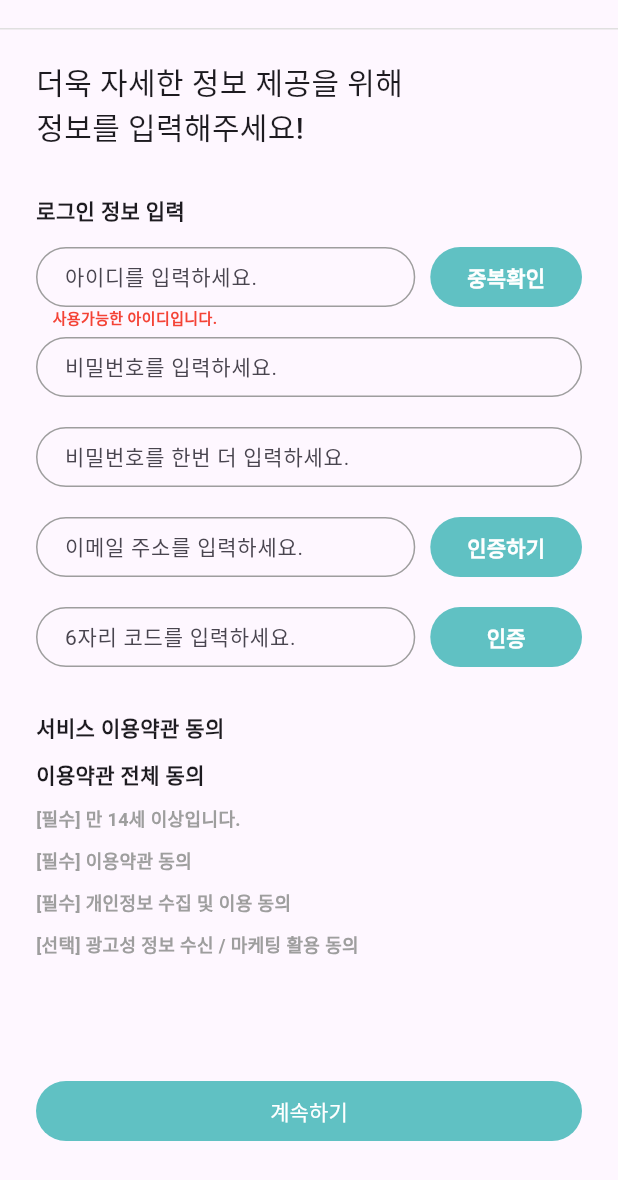
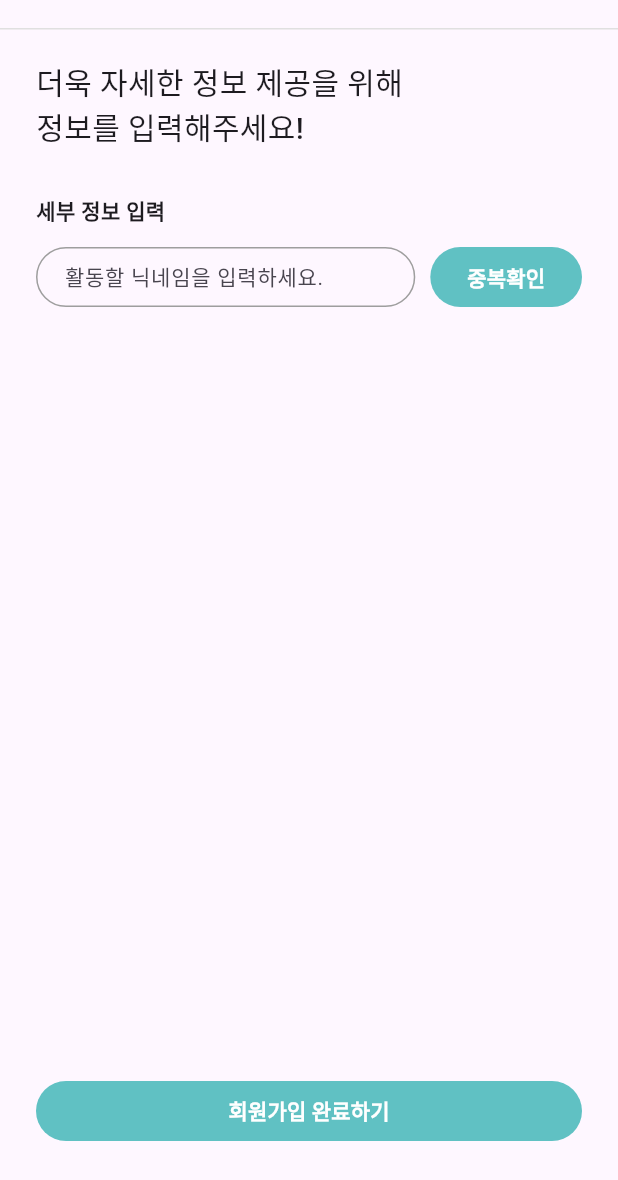
Before and after one commit to team-HHHH/Front, a Flutter app: the RegisterScreen screen opened directly, after a tap on "중복확인", after a tap on "인증하기", after a tap on "계속하기", on a phone screen of 412 x 824 dp, the part 56-1236 px from its top. Run offline on Flutter 3.47's test engine with Material 3 defaults, Android fonts, the phone set to English and light mode, and no system bars.

Commit message:
회원가입 상세정보 페이지

```diff
--- /dev/null
+++ b/lib/Screens/register_detail_screen.dart
@@ -0,0 +1,251 @@
+import 'package:flutter/material.dart';
+//import 'package:http/http.dart' as http;
+
+class RegisterDetailScreen extends StatefulWidget {
+  const RegisterDetailScreen({super.key});
+
+  @override
+  State<RegisterDetailScreen> createState() => _RegisterDetailScreenState();
+}
+
+class _RegisterDetailScreenState extends State<RegisterDetailScreen> {
+  String _enteredNickName = "";
+  bool? _validNickName;
+
+  void _handleNickNameCheck() async {
+    // final url = Uri.parse("users/check/nickname");
+    // final response = await http.post(
+    //   url,
+    //   headers: {
+    //     'Content-Type': 'application/json',
+    //   },
+    //   body: jsonEncode(
+    //     <String, String>{
+    //       "nickname": _enteredNickName,
+    //     },
+    //   ),
+    // );
+    // if (response.statusCode == 200) {
+    //   final Map<String, dynamic> responseData = jsonDecode(response.body);
+
+    //   // result 객체 추출
+    //   final Map<String, dynamic> result = responseData['result'];
+    //   final int resultCode = result['resultCode'];
+    //   final String resultMessage = result['resultMessage'];
+
+    //   // body 객체 추출
+    //   final Map<String, dynamic> body = responseData['body'];
+
+    //   final headers = response.headers;
+    //   final accessToken = headers["Authorization"];
+    //   final refreshToken = headers["refresh"];
+    // }
+
+    _validNickName = true;
+  }
+
+  // 회원가입 완료하기 버튼 터치 시
+  void _handleRegister() async {
+    //if (_validNickName == null || !_validNickName!) return;
+    // final url = Uri.parse("user/register-detailed");
+    // final response = await http.post(
+    //   url,
+    //   headers: {
+    //     'Content-Type': 'application/json',
+    //   },
+    //   body: jsonEncode(
+    //     <String, String>{
+    //       "nickname": _enteredNickName,
+    //       "address": "",
+    //       "profileImg": "",
+    //     },
+    //   ),
+    // );
+    // if (response.statusCode == 200) {
+    //   final Map<String, dynamic> responseData = jsonDecode(response.body);
+
+    //   // result 객체 추출
+    //   final Map<String, dynamic> result = responseData['result'];
+    //   final int resultCode = result['resultCode'];
+    //   final String resultMessage = result['resultMessage'];
+
+    //   // body 객체 추출
+    //   final Map<String, dynamic> body = responseData['body'];
+
+    //   final headers = response.headers;
+    //   final accessToken = headers["Authorization"];
+    //   final refreshToken = headers["refresh"];
+    // }
+
+    Navigator.of(context).popUntil((route) => route.isFirst);
+  }
+
+  @override
+  Widget build(BuildContext context) {
+    return Scaffold(
+      floatingActionButtonLocation: FloatingActionButtonLocation.centerFloat,
+      floatingActionButton: Padding(
+        padding: const EdgeInsets.symmetric(horizontal: 24, vertical: 10),
+        child: SizedBox(
+          width: double.infinity,
+          height: 40,
+          child: TextButton(
+            onPressed: () {
+              //_formKey.currentState!.save();
+              // 아이디, 비밀번호 형식 검사 로직 추가 해야함.
+              _handleRegister();
+            },
+            style: TextButton.styleFrom(
+              splashFactory: NoSplash.splashFactory,
+              backgroundColor: Theme.of(context).primaryColor,
+            ),
+            child: const Text(
+              "회원가입 완료하기",
+              style: TextStyle(
+                color: Colors.white,
+                fontWeight: FontWeight.bold,
+              ),
+            ),
+          ),
+        ),
+      ),
+      appBar: AppBar(
+        centerTitle: true,
+        bottom: PreferredSize(
+          preferredSize: const Size.fromHeight(1.0), // 구분선의 두께
+          child: Divider(
+            thickness: 1.0,
+            height: 1.0,
+            color: Colors.grey.shade300, // 구분선 색상
+          ),
+        ),
+        title: const Text(
+          "회원가입",
+          style: TextStyle(
+            fontSize: 14,
+            fontWeight: FontWeight.bold,
+          ),
+        ),
+      ),
+      body: SafeArea(
+        child: Padding(
+          padding: const EdgeInsets.fromLTRB(24, 20, 24, 0),
+          child: Column(
+            crossAxisAlignment: CrossAxisAlignment.start,
+            children: [
+              const Column(
+                crossAxisAlignment: CrossAxisAlignment.start,
+                children: [
+                  Text(
+                    "더욱 자세한 정보 제공을 위해",
+                    textAlign: TextAlign.left,
+                    style: TextStyle(
+                      fontWeight: FontWeight.w500,
+                      fontSize: 20,
+                    ),
+                  ),
+                  Text(
+                    "정보를 입력해주세요!",
+                    textAlign: TextAlign.left,
+                    style: TextStyle(
+                      fontWeight: FontWeight.w500,
+                      fontSize: 20,
+                    ),
+                  ),
+                ],
+              ),
+              const SizedBox(height: 30),
+              const Text(
+                "세부 정보 입력",
+                style: TextStyle(
+                  fontWeight: FontWeight.bold,
+                  fontSize: 14,
+                ),
+              ),
+              const SizedBox(height: 14),
+              Row(
+                children: [
+                  Expanded(
+                    flex: 5,
+                    child: SizedBox(
+                      height: 40,
+                      child: TextField(
+                        style: const TextStyle(
+                          color: Colors.black,
+                          fontSize: 14,
+                        ),
+                        onChanged: (value) {
+                          _enteredNickName = value;
+                          setState(() {});
+                        },
+                        decoration: InputDecoration(
+                          hintText: "활동할 닉네임을 입력하세요.",
+                          contentPadding:
+                              const EdgeInsets.fromLTRB(15, 0, 0, 5),
+                          border: OutlineInputBorder(
+                            borderRadius: BorderRadius.circular(25),
+                            borderSide: const BorderSide(
+                                color: Colors.grey), // 비활성화 상태의 테두리 색상
+                          ),
+                          enabledBorder: OutlineInputBorder(
+                              borderRadius: BorderRadius.circular(25),
+                              borderSide: const BorderSide(
+                                  color: Colors.grey) // 활성화 상태의 테두리 색상
+                              ),
+                          focusedBorder: OutlineInputBorder(
+                            borderRadius: BorderRadius.circular(25),
+                            borderSide: BorderSide(
+                              color: Theme.of(context).primaryColor,
+                              width: 2.0,
+                            ), // 포커스 상태에서 테두리 색상
+                          ),
+                        ),
+                      ),
+                    ),
+                  ),
+                  const SizedBox(width: 10),
+                  Expanded(
+                    flex: 2,
+                    child: SizedBox(
+                      height: 40,
+                      child: TextButton(
+                        onPressed: () {},
+                        style: TextButton.styleFrom(
+                          splashFactory: NoSplash.splashFactory,
+                          backgroundColor: Theme.of(context).primaryColor,
+                        ),
+                        child: const Text(
+                          "중복확인",
+                          style: TextStyle(
+                            color: Colors.white,
+                            fontWeight: FontWeight.bold,
+                          ),
+                        ),
+                      ),
+                    ),
+                  ),
+                ],
+              ),
+              if (_validNickName == null)
+                const SizedBox(height: 20)
+              else
+                SizedBox(
+                  height: 20,
+                  child: Text(
+                    _validNickName!
+                        ? "      사용가능한 닉네임입니다."
+                        : "      이미 존재하는 닉네임입니다.",
+                    style: const TextStyle(
+                      color: Colors.red,
+                      fontSize: 10,
+                      fontWeight: FontWeight.bold,
+                    ),
+                  ),
+                )
+            ],
+          ),
+        ),
+      ),
+    );
+  }
+}
--- a/lib/Screens/register_screen.dart
+++ b/lib/Screens/register_screen.dart
@@ -1,4 +1,7 @@
+import 'package:flutter/cupertino.dart';
 import 'package:flutter/material.dart';
+//import 'package:http/http.dart' as http;
+import 'package:scheduler/Screens/register_detail_screen.dart';
 
 class RegisterScreen extends StatefulWidget {
   const RegisterScreen({super.key});
@@ -12,6 +15,7 @@ class _RegisterScreenState extends State<RegisterScreen> {
 
   // 이메일 인증 코드를 받음?
   bool _isReceivedCode = false;
+
   // 중복된 아이디임?
   bool? _isDuplicatedId;
 
@@ -54,7 +58,7 @@ class _RegisterScreenState extends State<RegisterScreen> {
 
   // Email 인증하기 버튼 터치 시
   void _handleReciveCode() async {
-    final url = Uri.parse("");
+    //final url = Uri.parse("");
     // final response = await http.post(
     //   url,
     //   headers: {
@@ -117,8 +121,41 @@ class _RegisterScreenState extends State<RegisterScreen> {
   }
 
   // 계속하기 버튼 터치 시
-  void _handleNext() {
-    if (!_validEmail || !_validId || !_validPassword!) return;
+  void _handleNext() async {
+    //if (!_validEmail || !_validId || !_validPassword!) return;
+
+    // final url = Uri.parse("users/register");
+    // final response = await http.post(
+    //   url,
+    //   headers: {
+    //     'Content-Type': 'application/json',
+    //   },
+    //   body: jsonEncode(
+    //     <String, String>{
+    //       "email": _enteredEmail,
+    //       "id": _enteredId,
+    //       "password": _enteredPassword,
+    //     },
+    //   ),
+    // );
+    // if (response.statusCode == 200) {
+    //   final Map<String, dynamic> responseData = jsonDecode(response.body);
+
+    //   // result 객체 추출
+    //   final Map<String, dynamic> result = responseData['result'];
+    //   final int resultCode = result['resultCode'];
+    //   final String resultMessage = result['resultMessage'];
+
+    //   // body 객체 추출
+    //   final Map<String, dynamic> body = responseData['body'];
+    //   final String isFirstLogin = body['isFirstLogin'];
+
+    //   final headers = response.headers;
+    //   final accessToken = headers["Authorization"];
+    //   final refreshToken = headers["refresh"];
+    // }
+    Navigator.of(context).push(
+        CupertinoPageRoute(builder: (context) => const RegisterDetailScreen()));
   }
 
   @override
@@ -132,8 +169,9 @@ class _RegisterScreenState extends State<RegisterScreen> {
           height: 40,
           child: TextButton(
             onPressed: () {
-              _formKey.currentState!.save();
+              //_formKey.currentState!.save();
               // 아이디, 비밀번호 형식 검사 로직 추가 해야함.
+              _handleNext();
             },
             style: TextButton.styleFrom(
               splashFactory: NoSplash.splashFactory,
@@ -143,6 +181,7 @@ class _RegisterScreenState extends State<RegisterScreen> {
               "계속하기",
               style: TextStyle(
                 color: Colors.white,
+                fontWeight: FontWeight.bold,
               ),
             ),
           ),
```
Also changed, not shown: 6 other files.
